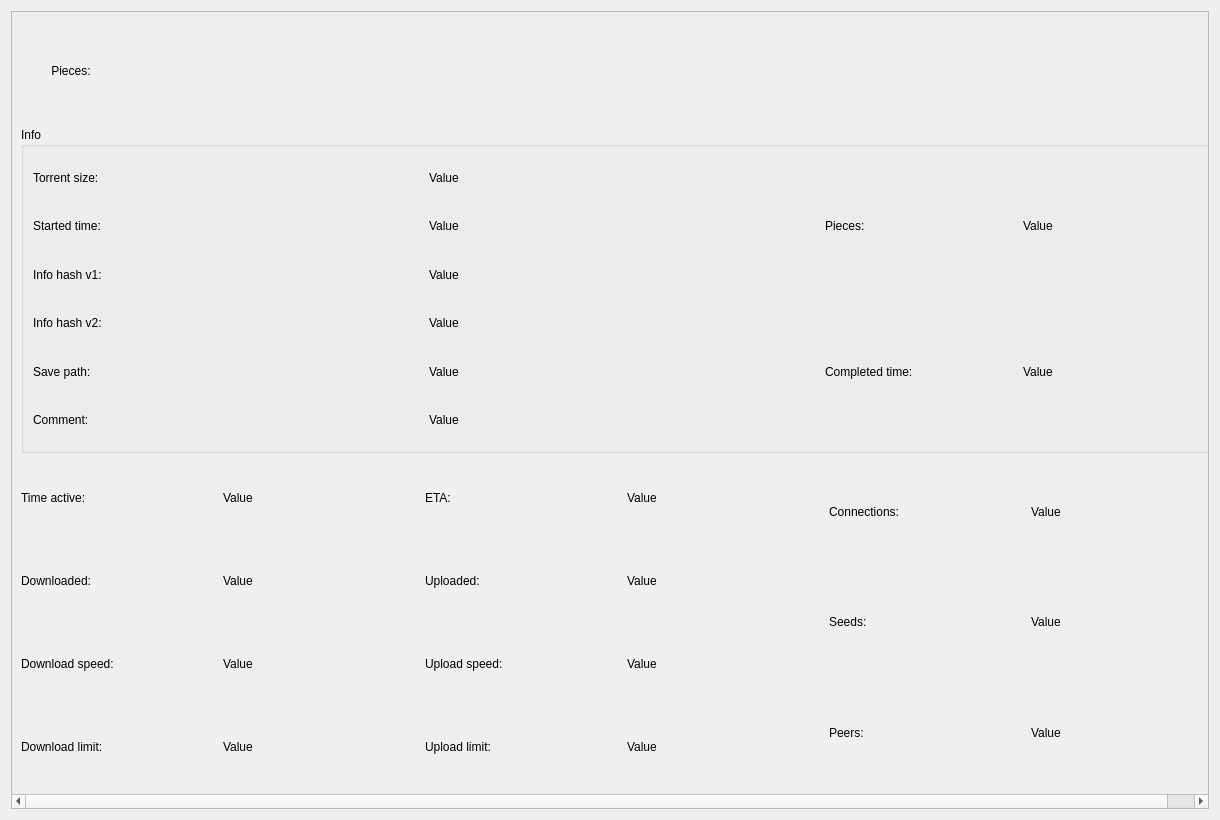
Qt form widgets/generalinfowidget.ui (commmrade/TorrentClient) before a commit.
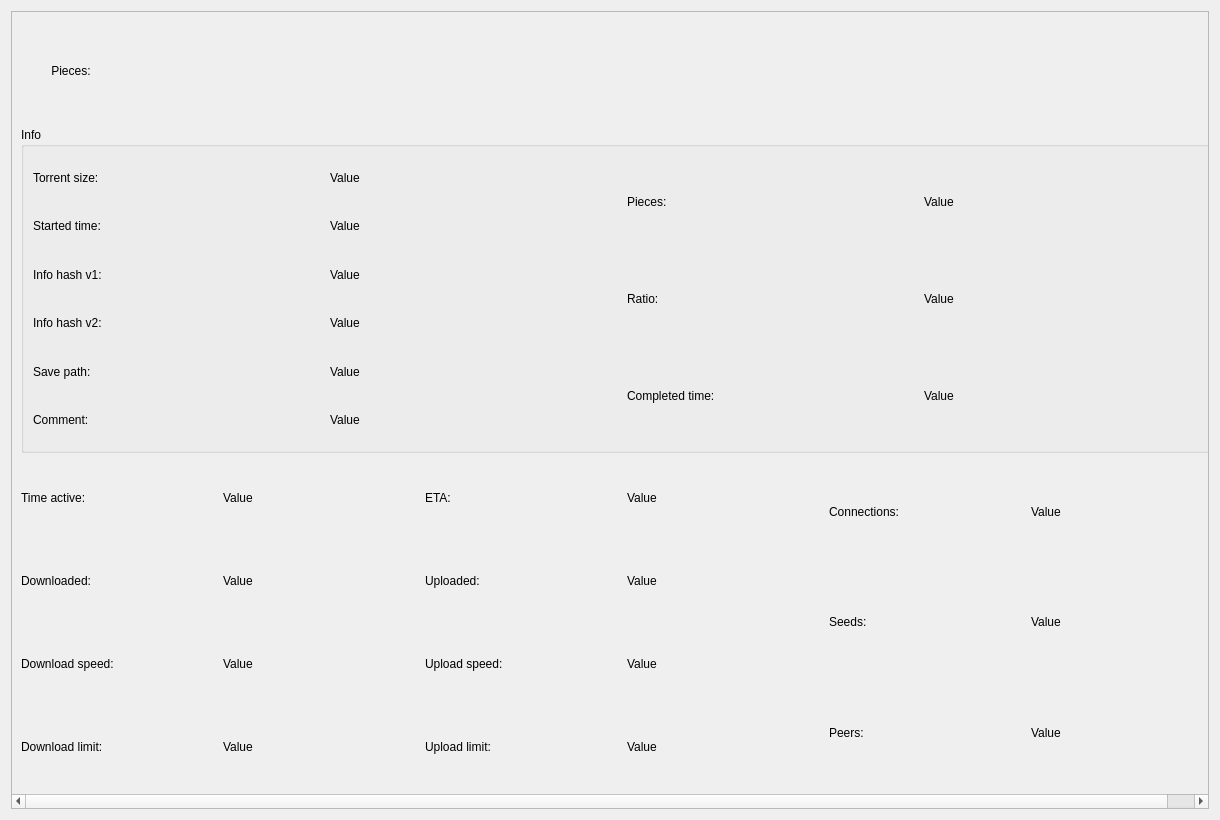
The same form after that commit. Custom widgets are drawn as their Qt base class.

Commit message: Ratio in general info

```diff
--- a/widgets/generalinfowidget.ui
+++ b/widgets/generalinfowidget.ui
@@ -93,6 +93,8 @@
          </property>
          <layout class="QGridLayout" name="gridLayout_2">
           <item row="0" column="0">
+           <layout class="QHBoxLayout" name="horizontalLayout_4">
+            <item>
            <layout class="QVBoxLayout" name="verticalLayout_9">
             <item>
              <widget class="QLabel" name="torSizeLabel">
@@ -174,7 +176,7 @@
             </item>
            </layout>
           </item>
-          <item row="0" column="1">
+            <item>
            <layout class="QVBoxLayout" name="verticalLayout_8">
             <item>
              <widget class="QLabel" name="torSizeValue">
@@ -256,7 +258,9 @@
             </item>
            </layout>
           </item>
-          <item row="0" column="2">
+           </layout>
+          </item>
+          <item row="0" column="1">
            <layout class="QHBoxLayout" name="horizontalLayout_5">
             <item>
              <layout class="QVBoxLayout" name="verticalLayout_10">
@@ -273,6 +277,19 @@
                 </property>
                </widget>
               </item>
+              <item>
+               <widget class="QLabel" name="ratioLabel">
+                <property name="sizePolicy">
+                 <sizepolicy hsizetype="Preferred" vsizetype="Minimum">
+                  <horstretch>0</horstretch>
+                  <verstretch>0</verstretch>
+                 </sizepolicy>
+                </property>
+                <property name="text">
+                 <string>Ratio:</string>
+                </property>
+               </widget>
+              </item>
               <item>
                <widget class="QLabel" name="completionLabel">
                 <property name="sizePolicy">
@@ -303,6 +320,19 @@
                 </property>
                </widget>
               </item>
+              <item>
+               <widget class="QLabel" name="ratioValue">
+                <property name="sizePolicy">
+                 <sizepolicy hsizetype="Preferred" vsizetype="Minimum">
+                  <horstretch>0</horstretch>
+                  <verstretch>0</verstretch>
+                 </sizepolicy>
+                </property>
+                <property name="text">
+                 <string>Value</string>
+                </property>
+               </widget>
+              </item>
               <item>
                <widget class="QLabel" name="completionValue">
                 <property name="sizePolicy">
```
Lines whose indentation alone changed are shown as unchanged. The commit also changes 3 other files.
